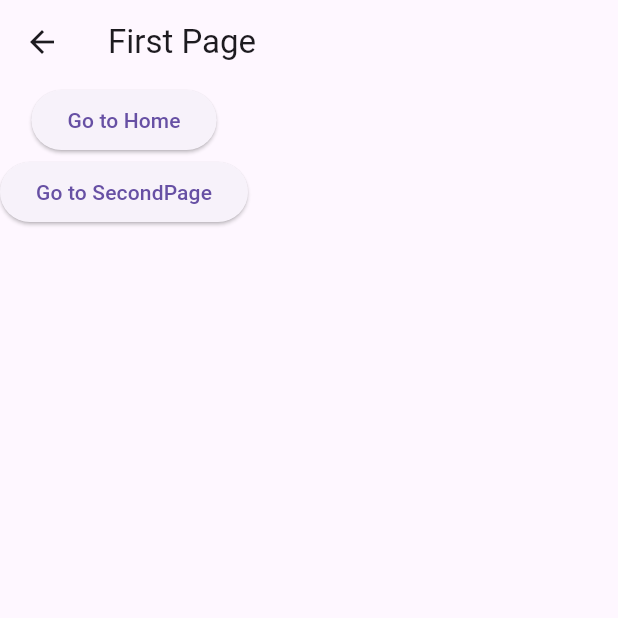
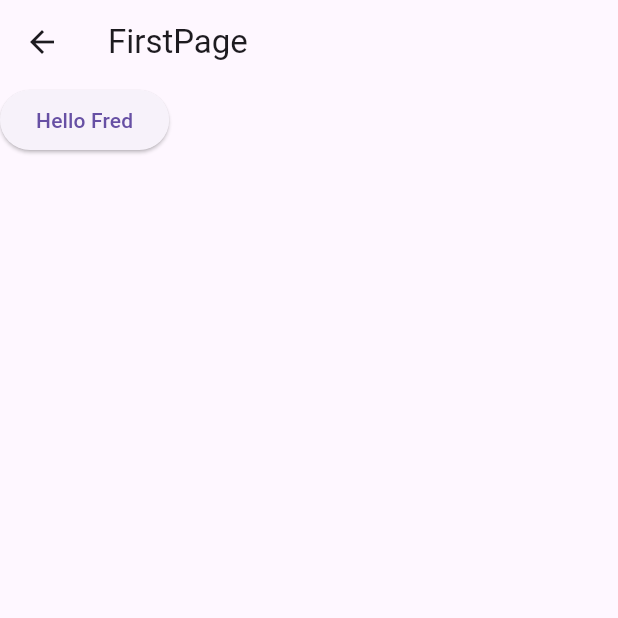
Before and after one commit to fgaurat/flutter_02042024, a Flutter app: the FirstPage screen opened directly, on a phone screen of 412 x 824 dp, the top half of it. Run offline on Flutter 3.47's test engine with Material 3 defaults, Android fonts, the light colour scheme and no system bars; our stand-ins replace go_router.

Commit message:
add gorouter

```diff
--- /dev/null
+++ b/tp_gorouter/analysis_options.yaml
@@ -0,0 +1 @@
+include: package:flutter_lints/flutter.yaml
--- /dev/null
+++ b/tp_gorouter/lib/main.dart
@@ -0,0 +1,37 @@
+import 'package:flutter/material.dart';
+import 'package:go_router/go_router.dart';
+import 'package:tp_gorouter/screens/first_page/first_page.dart';
+import 'package:tp_gorouter/screens/home_page/home_page.dart';
+import 'package:tp_gorouter/screens/second_page/second_page.dart';
+
+void main() {
+  runApp(const MainApp());
+}
+
+/*
+ routes /
+        /first
+ */
+final GoRouter _router = GoRouter(routes: [
+  GoRoute(
+    path: HomePage.route,
+    builder: (context, state) => const HomePage(),
+  ),
+  GoRoute(
+      path: FirstPage.route, builder: (context, state) => const FirstPage()),
+  GoRoute(
+      path: SecondPage.route,
+      name: "hello",
+      builder: (context, GoRouterState state) =>  SecondPage(name:state.pathParameters['name']??"empty"))
+]);
+
+class MainApp extends StatelessWidget {
+  const MainApp({super.key});
+
+  @override
+  Widget build(BuildContext context) {
+    return MaterialApp.router(
+      routerConfig: _router,
+    );
+  }
+}
--- /dev/null
+++ b/tp_gorouter/lib/screens/first_page/first_page.dart
@@ -0,0 +1,28 @@
+import 'package:flutter/material.dart';
+import 'package:go_router/go_router.dart';
+import 'package:tp_gorouter/screens/second_page/second_page.dart';
+
+class FirstPage extends StatelessWidget {
+  static String route = "/first";
+  const FirstPage({super.key});
+
+  @override
+  Widget build(BuildContext context) {
+    return Scaffold(
+      appBar: AppBar(
+        title: const Text('FirstPage'),
+      ),
+      body: Column(
+        children: [
+          ElevatedButton(
+              // /hello/fred
+              // /hello/:name
+              //onPressed: () => context.go(SecondPage.route.replaceAll(":name", "fred")),
+              onPressed: () =>
+                  context.goNamed("hello", pathParameters: {"name": "fred"}),
+              child: const Text('Hello Fred'))
+        ],
+      ),
+    );
+  }
+}
--- a/tp_routing/lib/screens/second_page/second_page.dart
+++ b/tp_routing/lib/screens/second_page/second_page.dart
@@ -15,7 +15,12 @@ class SecondPage extends StatelessWidget {
               onPressed: () {
                 Navigator.of(context).pop();
               },
-              child: const Text("Go to FirstPage"))
+              child: const Text("Go to FirstPage")),
+          ElevatedButton(
+              onPressed: () {
+                Navigator.of(context).pop(["Un résultat de la SecondPage"]);
+              },
+              child: const Text("Go to FirstPage with params"))
         ],
       ),
     );
```
Also changed, not shown: tp_gorouter/lib/screens/home_page/home_page.dart (added, +26 -0 lines), tp_gorouter/lib/screens/second_page/second_page.dart (added, +20 -0 lines), tp_gorouter/pubspec.yaml (added, +20 -0 lines), tp_routing/lib/screens/first_page/first_page.dart (+16 -1 lines), tp_gorouter/pubspec.lock (added), 123 other files.
